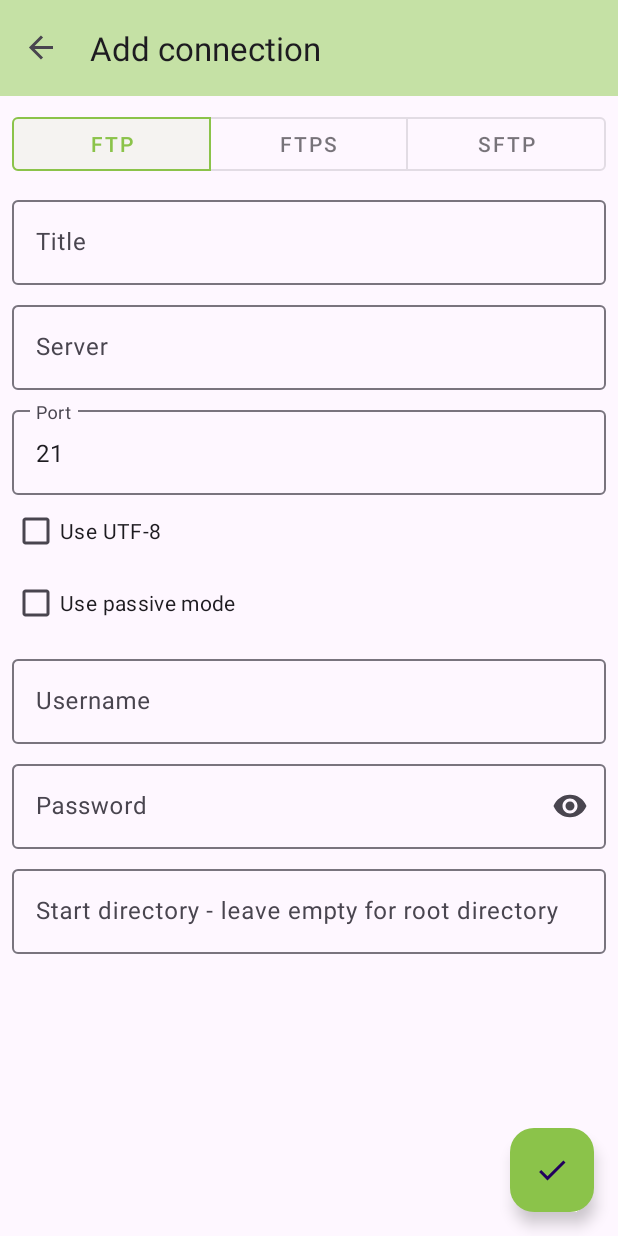
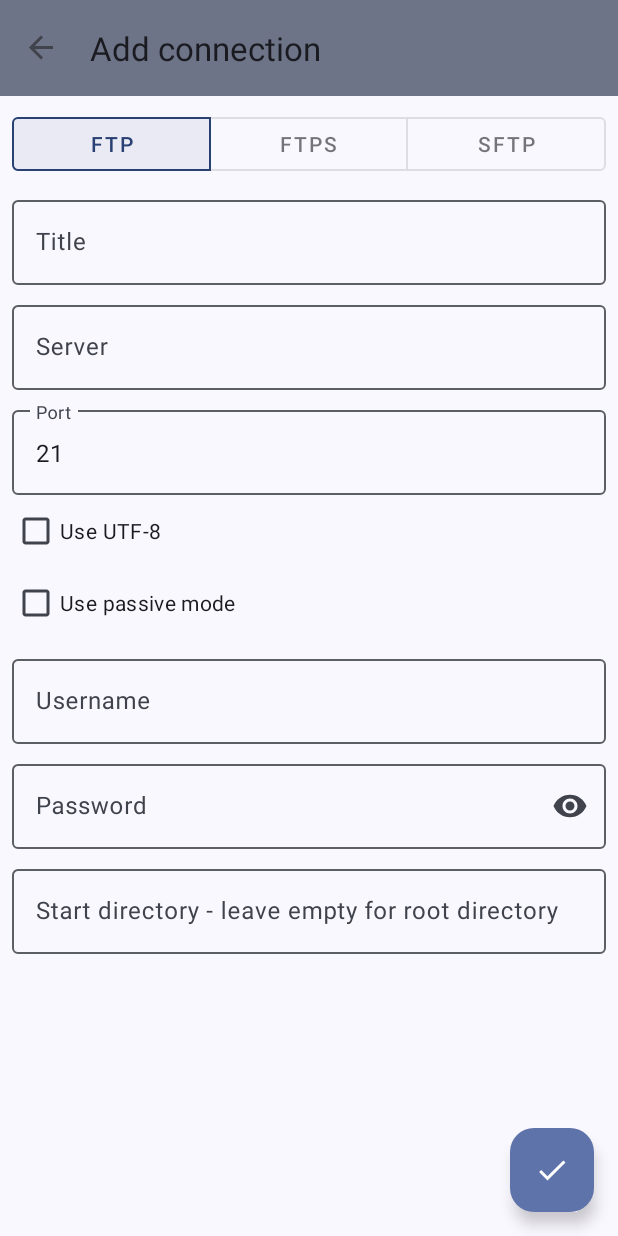
Before and after one commit to emtee40/FTPclient-android, an Android app: the AddConnectionFragment screen opened through its navigation route, on a phone screen of 412 x 824 dp. Run offline under Robolectric (Android 15) with nearby library versions, the phone set to English and light mode, and no system bars; our stand-ins replace Room's generated code, navigation-ui; libraries missing offline, so code that uses them is left out: net.schmizz.sshj, org.apache.commons, org.bouncycastle.jce; 1 statement that could not run was skipped.

Commit message:
Use Material You if supported

```diff
--- a/app/src/main/java/de/qwerty287/ftpclient/MainActivity.kt
+++ b/app/src/main/java/de/qwerty287/ftpclient/MainActivity.kt
@@ -9,6 +9,7 @@ import androidx.navigation.findNavController
 import androidx.navigation.ui.AppBarConfiguration
 import androidx.navigation.ui.navigateUp
 import androidx.navigation.ui.setupActionBarWithNavController
+import com.google.android.material.color.DynamicColors
 import de.qwerty287.ftpclient.databinding.ActivityMainBinding
 import org.bouncycastle.jce.provider.BouncyCastleProvider
 import java.security.Security
@@ -24,6 +25,8 @@ class MainActivity : AppCompatActivity() {
         // replace BountyCastle provider (see https://github.com/hierynomus/sshj/issues/540#issuecomment-596017926)
         Security.removeProvider("BC")
         Security.insertProviderAt(BouncyCastleProvider(), 0)
+
+        DynamicColors.applyToActivityIfAvailable(this)
 
         binding = ActivityMainBinding.inflate(layoutInflater)
         setContentView(binding.root)
--- a/app/src/main/res/layout/activity_main.xml
+++ b/app/src/main/res/layout/activity_main.xml
@@ -10,7 +10,7 @@
         android:layout_width="match_parent"
         android:layout_height="wrap_content">
 
-        <androidx.appcompat.widget.Toolbar
+        <com.google.android.material.appbar.MaterialToolbar
             android:id="@+id/toolbar"
             android:layout_width="match_parent"
             android:layout_height="?attr/actionBarSize"
--- a/app/src/main/res/layout/fragment_add_bookmark.xml
+++ b/app/src/main/res/layout/fragment_add_bookmark.xml
@@ -72,7 +72,6 @@
         android:clickable="false"
         android:contentDescription="@string/add_bookmark"
         android:src="@drawable/check"
-        app:backgroundTint="?attr/colorPrimary"
         app:layout_constraintBottom_toBottomOf="parent"
         app:layout_constraintEnd_toEndOf="parent"/>
 
--- a/app/src/main/res/layout/fragment_add_connection.xml
+++ b/app/src/main/res/layout/fragment_add_connection.xml
@@ -253,7 +253,6 @@
         android:clickable="false"
         android:contentDescription="@string/add_connection"
         android:src="@drawable/check"
-        app:backgroundTint="?attr/colorPrimary"
         app:layout_constraintBottom_toBottomOf="parent"
         app:layout_constraintEnd_toEndOf="parent"/>
 
--- a/app/src/main/res/layout/fragment_connections.xml
+++ b/app/src/main/res/layout/fragment_connections.xml
@@ -30,7 +30,6 @@
         android:layout_marginEnd="@dimen/fab_margin"
         android:layout_marginBottom="16dp"
         android:contentDescription="@string/add_connection"
-        app:backgroundTint="?attr/colorPrimary"
         app:layout_constraintBottom_toBottomOf="parent"
         app:layout_constraintEnd_toEndOf="parent"
         app:srcCompat="@drawable/add"/>
--- a/app/src/main/res/layout/fragment_files.xml
+++ b/app/src/main/res/layout/fragment_files.xml
@@ -37,7 +37,6 @@
         android:layout_marginEnd="@dimen/fab_margin"
         android:layout_marginBottom="16dp"
         android:contentDescription="@string/add_directory"
-        app:backgroundTint="?attr/colorPrimary"
         app:layout_constraintBottom_toTopOf="@id/fab_add_file"
         app:layout_constraintEnd_toEndOf="parent"
         app:srcCompat="@drawable/folder"/>
@@ -49,7 +48,6 @@
         android:layout_marginEnd="@dimen/fab_margin"
         android:layout_marginBottom="16dp"
         android:contentDescription="@string/add_file"
-        app:backgroundTint="?attr/colorPrimary"
         app:layout_constraintBottom_toBottomOf="parent"
         app:layout_constraintEnd_toEndOf="parent"
         app:srcCompat="@drawable/insert_drive_file"/>
--- a/app/src/main/res/values-night/themes.xml
+++ b/app/src/main/res/values-night/themes.xml
@@ -3,13 +3,14 @@
     <style name="Theme.FTPClient" parent="Theme.Material3.Dark">
         <!-- Primary brand color. -->
         <item name="colorPrimary">@color/light_green_200</item>
-        <item name="colorOnPrimaryContainer">@color/light_green_700</item>
+        <item name="colorPrimaryContainer">@color/light_green_700</item>
         <item name="colorOnPrimary">@color/black</item>
         <!-- Secondary brand color. -->
         <item name="colorSecondary">?attr/colorPrimary</item>
+        <item name="colorSecondaryContainer">?attr/colorPrimaryContainer</item>
         <!-- Status bar color. -->
-        <item name="android:statusBarColor">@color/light_green_700</item>
-        <item name="android:windowLightStatusBar" tools:targetApi="m">true</item>
+        <item name="android:statusBarColor">?attr/colorSecondaryContainer</item>
+        <item name="android:windowLightStatusBar" tools:targetApi="m">false</item>
         <item name="windowActionBar">false</item>
         <item name="windowNoTitle">true</item>
     </style>
--- a/app/src/main/res/values/themes.xml
+++ b/app/src/main/res/values/themes.xml
@@ -3,12 +3,13 @@
     <style name="Theme.FTPClient" parent="Theme.Material3.Light">
         <!-- Primary brand color. -->
         <item name="colorPrimary">@color/light_green_500</item>
-        <item name="colorPrimaryContainer">@color/light_green_700</item>
+        <item name="colorPrimaryContainer">?attr/colorPrimary</item>
         <item name="colorOnPrimary">@color/white</item>
         <!-- Secondary brand color. -->
         <item name="colorSecondary">?attr/colorPrimary</item>
+        <item name="colorSecondaryContainer">@color/light_green_200</item>
         <!-- Status bar color. -->
-        <item name="android:statusBarColor">@color/light_green_200</item>
+        <item name="android:statusBarColor">?attr/colorSecondaryContainer</item>
         <item name="android:windowLightStatusBar" tools:targetApi="m">true</item>
         <item name="windowActionBar">false</item>
         <item name="windowNoTitle">true</item>
```
